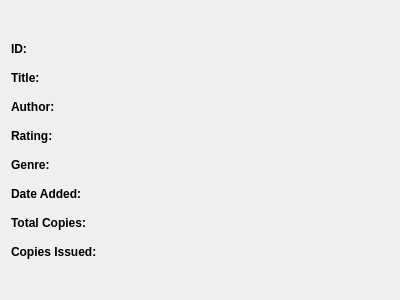
First picture: the form in GeneratedUI/uifiles/bookdetails.ui, repository ayushr01/Library-Management-System, before the edit.
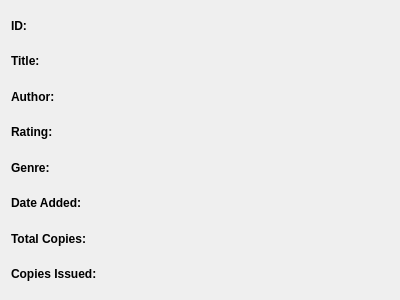
Second picture: the form after the edit.

```diff
--- a/GeneratedUI/uifiles/bookdetails.ui
+++ b/GeneratedUI/uifiles/bookdetails.ui
@@ -18,8 +18,8 @@
   </property>
   <property name="maximumSize">
    <size>
-    <width>450</width>
-    <height>300</height>
+    <width>400</width>
+    <height>320</height>
    </size>
   </property>
   <property name="windowTitle">
@@ -35,11 +35,14 @@
    <property name="horizontalSpacing">
     <number>15</number>
    </property>
-   <property name="verticalSpacing">
-    <number>15</number>
-   </property>
    <item row="0" column="0">
     <widget class="QLabel" name="idlabel">
+     <property name="minimumSize">
+      <size>
+       <width>0</width>
+       <height>30</height>
+      </size>
+     </property>
      <property name="font">
       <font>
        <bold>true</bold>
@@ -52,6 +55,12 @@
    </item>
    <item row="3" column="0">
     <widget class="QLabel" name="ratinglabel">
+     <property name="minimumSize">
+      <size>
+       <width>0</width>
+       <height>30</height>
+      </size>
+     </property>
      <property name="font">
       <font>
        <bold>true</bold>
@@ -64,6 +73,12 @@
    </item>
    <item row="5" column="0">
     <widget class="QLabel" name="datelabel">
+     <property name="minimumSize">
+      <size>
+       <width>0</width>
+       <height>30</height>
+      </size>
+     </property>
      <property name="font">
       <font>
        <bold>true</bold>
@@ -76,6 +91,12 @@
    </item>
    <item row="6" column="0">
     <widget class="QLabel" name="totallabel">
+     <property name="minimumSize">
+      <size>
+       <width>0</width>
+       <height>30</height>
+      </size>
+     </property>
      <property name="font">
       <font>
        <bold>true</bold>
@@ -88,6 +109,12 @@
    </item>
    <item row="7" column="0">
     <widget class="QLabel" name="issuedlabel">
+     <property name="minimumSize">
+      <size>
+       <width>0</width>
+       <height>30</height>
+      </size>
+     </property>
      <property name="font">
       <font>
        <bold>true</bold>
@@ -100,6 +127,12 @@
    </item>
    <item row="1" column="0">
     <widget class="QLabel" name="titlelabel">
+     <property name="minimumSize">
+      <size>
+       <width>0</width>
+       <height>30</height>
+      </size>
+     </property>
      <property name="font">
       <font>
        <bold>true</bold>
@@ -112,6 +145,12 @@
    </item>
    <item row="2" column="0">
     <widget class="QLabel" name="authorlabel">
+     <property name="minimumSize">
+      <size>
+       <width>0</width>
+       <height>30</height>
+      </size>
+     </property>
      <property name="font">
       <font>
        <bold>true</bold>
@@ -124,6 +163,12 @@
    </item>
    <item row="4" column="0">
     <widget class="QLabel" name="genrelabel">
+     <property name="minimumSize">
+      <size>
+       <width>0</width>
+       <height>30</height>
+      </size>
+     </property>
      <property name="font">
       <font>
        <bold>true</bold>
@@ -136,6 +181,12 @@
    </item>
    <item row="0" column="1">
     <widget class="QLabel" name="idfield">
+     <property name="minimumSize">
+      <size>
+       <width>0</width>
+       <height>30</height>
+      </size>
+     </property>
      <property name="text">
       <string/>
      </property>
@@ -146,6 +197,12 @@
    </item>
    <item row="3" column="1">
     <widget class="QLabel" name="ratingfield">
+     <property name="minimumSize">
+      <size>
+       <width>0</width>
+       <height>30</height>
+      </size>
+     </property>
      <property name="text">
       <string/>
      </property>
@@ -156,6 +213,12 @@
    </item>
    <item row="1" column="1">
     <widget class="QLabel" name="titlefield">
+     <property name="minimumSize">
+      <size>
+       <width>0</width>
+       <height>30</height>
+      </size>
+     </property>
      <property name="text">
       <string/>
      </property>
@@ -166,6 +229,12 @@
    </item>
    <item row="2" column="1">
     <widget class="QLabel" name="authorfield">
+     <property name="minimumSize">
+      <size>
+       <width>0</width>
+       <height>30</height>
+      </size>
+     </property>
      <property name="text">
       <string/>
      </property>
@@ -176,6 +245,12 @@
    </item>
    <item row="4" column="1">
     <widget class="QLabel" name="genrefield">
+     <property name="minimumSize">
+      <size>
+       <width>0</width>
+       <height>30</height>
+      </size>
+     </property>
      <property name="text">
       <string/>
      </property>
@@ -186,6 +261,12 @@
    </item>
    <item row="5" column="1">
     <widget class="QLabel" name="datefield">
+     <property name="minimumSize">
+      <size>
+       <width>0</width>
+       <height>30</height>
+      </size>
+     </property>
      <property name="text">
       <string/>
      </property>
@@ -196,6 +277,12 @@
    </item>
    <item row="6" column="1">
     <widget class="QLabel" name="totalfield">
+     <property name="minimumSize">
+      <size>
+       <width>0</width>
+       <height>30</height>
+      </size>
+     </property>
      <property name="text">
       <string/>
      </property>
@@ -206,6 +293,12 @@
    </item>
    <item row="7" column="1">
     <widget class="QLabel" name="issuedfield">
+     <property name="minimumSize">
+      <size>
+       <width>0</width>
+       <height>30</height>
+      </size>
+     </property>
      <property name="text">
       <string/>
      </property>
```
